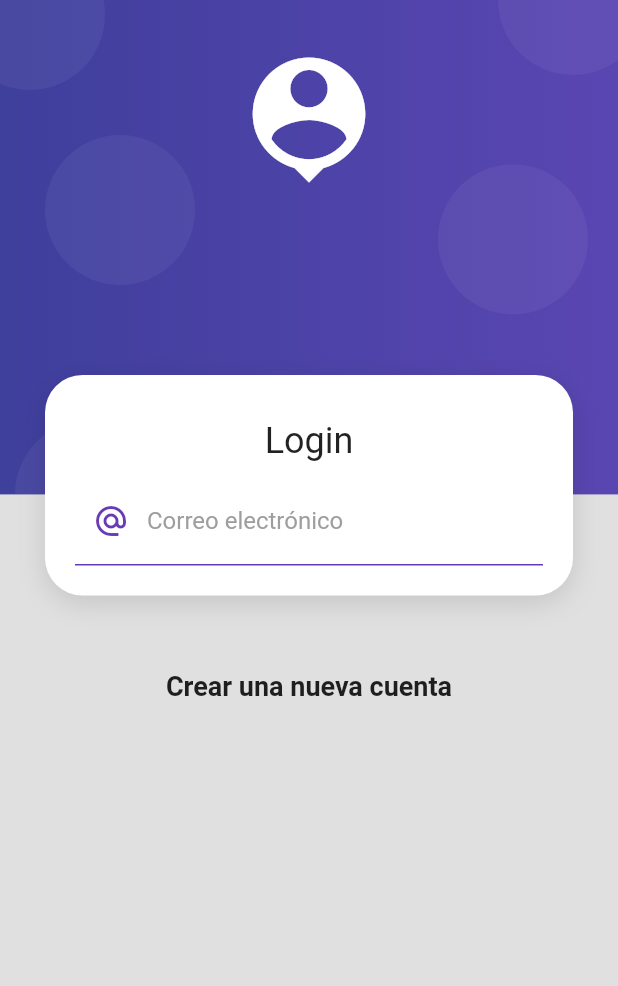
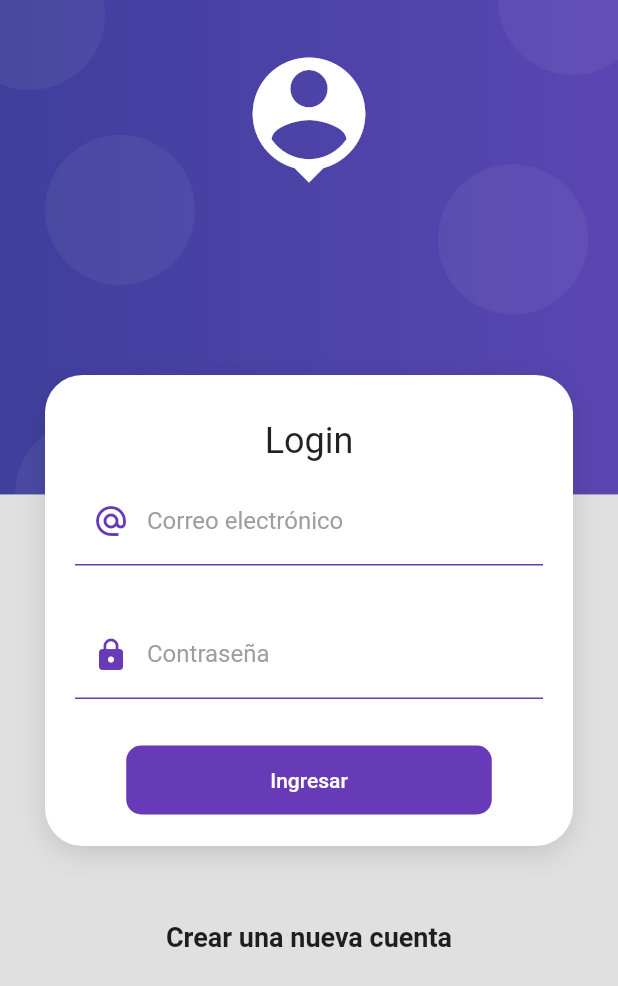
Before and after one commit to rocatoro18/productos_app, a Flutter app: the screen it shows after launch, on a phone screen of 412 x 824 dp. Shown: the top 986 px of the screen. Run offline on Flutter 3.47's test engine with Material 2 defaults, Android fonts, the phone set to English and light mode, and no system bars.

Commit message:
Inputs styles & validation form

```diff
--- a/lib/screens/login_screen.dart
+++ b/lib/screens/login_screen.dart
@@ -1,4 +1,5 @@
 import 'package:flutter/material.dart';
+import 'package:productos_app/ui/input_decorations.dart';
 import 'package:productos_app/widgets/widgets.dart';
 
 class LoginScreen extends StatelessWidget {
@@ -36,6 +37,9 @@ class LoginScreen extends StatelessWidget {
                 'Crear una nueva cuenta',
                 style: TextStyle(fontSize: 18, fontWeight: FontWeight.bold),
               ),
+              const SizedBox(
+                height: 30,
+              ),
             ],
           ),
         ),
@@ -52,25 +56,62 @@ class _LoginForm extends StatelessWidget {
     return Container(
       child: Form(
           // TODO: Mantener la referencia al key
+          autovalidateMode: AutovalidateMode.onUserInteraction,
           child: Column(
             children: [
               TextFormField(
                 autocorrect: false,
                 keyboardType: TextInputType.emailAddress,
-            decoration: const InputDecoration(
-                enabledBorder: UnderlineInputBorder(
-                  borderSide: BorderSide(color: Colors.deepPurple),
-                ),
-                focusedBorder: UnderlineInputBorder(
-                    borderSide: BorderSide(color: Colors.deepPurple, width: 2)),
+                decoration: InputDecorations.authInputDecoration(
                     hintText: 'john.doe@gmail.com',
                     labelText: 'Correo electrónico',
-                labelStyle: TextStyle(color: Colors.grey),
-                prefixIcon: Icon(
-                  Icons.alternate_email,
+                    prefixIcon: Icons.alternate_email),
+                validator: (value) {
+                  String pattern =
+                      r'^(([^<>()[\]\\.,;:\s@\"]+(\.[^<>()[\]\\.,;:\s@\"]+)*)|(\".+\"))@((\[[0-9]{1,3}\.[0-9]{1,3}\.[0-9]{1,3}\.[0-9]{1,3}\])|(([a-zA-Z\-0-9]+\.)+[a-zA-Z]{2,}))$';
+                  RegExp regExp = new RegExp(pattern);
+                  return regExp.hasMatch(value ?? '')
+                      ? null
+                      : 'Correo electrónico no válido';
+                },
+              ),
+              const SizedBox(
+                height: 30,
+              ),
+              TextFormField(
+                autocorrect: false,
+                obscureText: true,
+                keyboardType: TextInputType.emailAddress,
+                decoration: InputDecorations.authInputDecoration(
+                    hintText: '******',
+                    labelText: 'Contraseña',
+                    prefixIcon: Icons.lock),
+                validator: (value) {
+                  return (value != null && value.length >= 6)
+                      ? null
+                      : 'La contraseña debe de ser de 6 caracteres o mas';
+                },
+              ),
+              const SizedBox(
+                height: 30,
+              ),
+              MaterialButton(
+                  shape: RoundedRectangleBorder(
+                      borderRadius: BorderRadius.circular(10)),
+                  disabledColor: Colors.grey,
+                  elevation: 0,
                   color: Colors.deepPurple,
-                )),
-          )
+                  child: Container(
+                    padding: const EdgeInsets.symmetric(
+                        horizontal: 80, vertical: 15),
+                    child: const Text(
+                      'Ingresar',
+                      style: TextStyle(color: Colors.white),
+                    ),
+                  ),
+                  onPressed: () {
+                    // TODO: Login Form
+                  })
             ],
           )),
     );
--- /dev/null
+++ b/lib/ui/input_decorations.dart
@@ -0,0 +1,24 @@
+import 'package:flutter/material.dart';
+
+class InputDecorations {
+  static InputDecoration authInputDecoration(
+      {required String hintText,
+      required String labelText,
+      IconData? prefixIcon}) {
+    return InputDecoration(
+        enabledBorder: const UnderlineInputBorder(
+          borderSide: BorderSide(color: Colors.deepPurple),
+        ),
+        focusedBorder: const UnderlineInputBorder(
+            borderSide: BorderSide(color: Colors.deepPurple, width: 2)),
+        hintText: hintText,
+        labelText: labelText,
+        labelStyle: const TextStyle(color: Colors.grey),
+        prefixIcon: prefixIcon != null
+            ? Icon(
+                prefixIcon,
+                color: Colors.deepPurple,
+              )
+            : null);
+  }
+}
```
Lines whose indentation alone changed are shown as unchanged.
